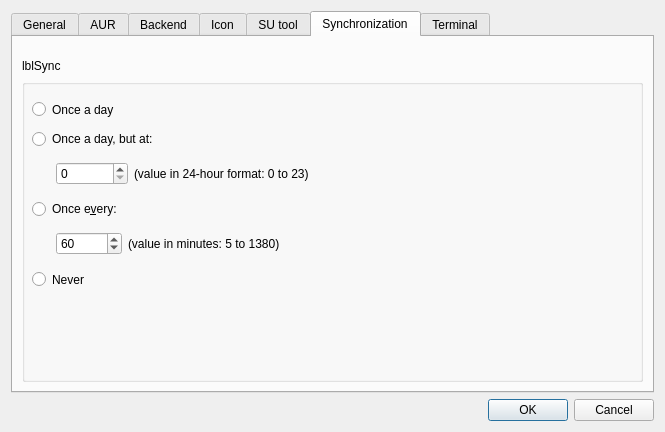
Before: the Qt Designer form ui/optionsdialog.ui in aarnt/octopi, drawn with Qt 5.
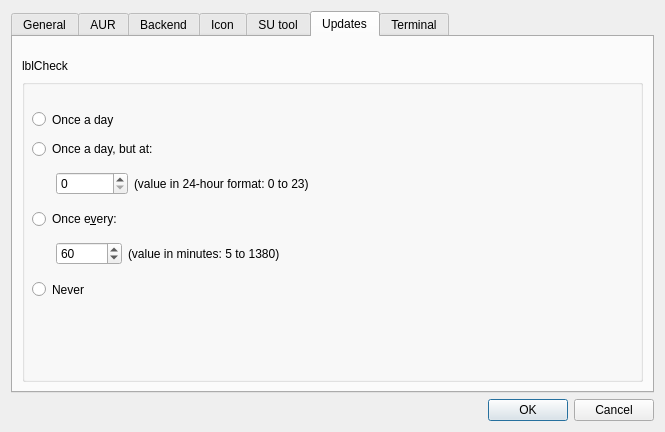
After: the same form once the commit is applied. The open tabs and pages were chosen to show the change.

What changed in the file:
```diff
--- a/ui/optionsdialog.ui
+++ b/ui/optionsdialog.ui
@@ -655,7 +655,7 @@
        </widget>
        <widget class="QWidget" name="tabSync">
         <attribute name="title">
-         <string>Synchronization</string>
+         <string>Updates</string>
         </attribute>
         <layout class="QGridLayout" name="gridLayout_6">
          <item row="2" column="0">
@@ -673,7 +673,7 @@
             <property name="geometry">
              <rect>
               <x>10</x>
-              <y>20</y>
+              <y>30</y>
               <width>371</width>
               <height>21</height>
              </rect>
@@ -692,7 +692,7 @@
             <property name="geometry">
              <rect>
               <x>10</x>
-              <y>50</y>
+              <y>60</y>
               <width>481</width>
               <height>64</height>
              </rect>
@@ -775,7 +775,7 @@
             <property name="geometry">
              <rect>
               <x>10</x>
-              <y>120</y>
+              <y>130</y>
               <width>481</width>
               <height>64</height>
              </rect>
@@ -861,7 +861,7 @@
             <property name="geometry">
              <rect>
               <x>10</x>
-              <y>190</y>
+              <y>200</y>
               <width>371</width>
               <height>21</height>
              </rect>
@@ -906,7 +906,7 @@
             <string notr="true"/>
            </property>
            <property name="text">
-            <string notr="true">lblSync</string>
+            <string notr="true">lblCheck</string>
            </property>
           </widget>
          </item>
```
Left out of the diff: 4 changed lines with no effect on the pictures.
